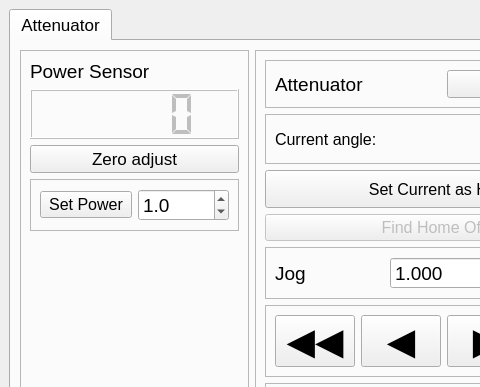
Above: software/RotatorControlApp.ui from OpenModHub/AutoQCLPower before the change; both pictures show x 0 to 480 and y 0 to 387 of the 653 by 540 pixel window. Below: the same form after it.
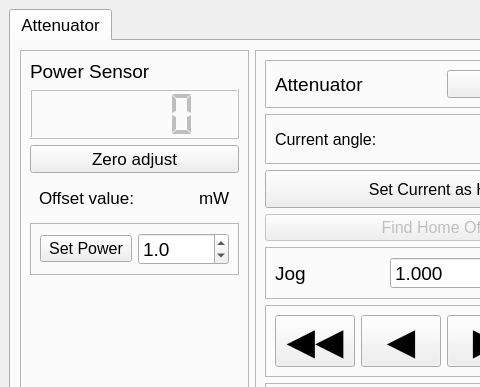
That is the form after the change.

Commit message: Store and display offset value

Patch:
```diff
--- a/software/RotatorControlApp.ui
+++ b/software/RotatorControlApp.ui
@@ -94,6 +94,39 @@
              </property>
             </widget>
            </item>
+           <item>
+            <widget class="QWidget" name="widget" native="true">
+             <layout class="QHBoxLayout" name="horizontalLayout_8">
+              <item>
+               <widget class="QLabel" name="offset_label">
+                <property name="text">
+                 <string>Offset value:</string>
+                </property>
+               </widget>
+              </item>
+              <item>
+               <spacer name="horizontalSpacer">
+                <property name="orientation">
+                 <enum>Qt::Horizontal</enum>
+                </property>
+                <property name="sizeHint" stdset="0">
+                 <size>
+                  <width>40</width>
+                  <height>20</height>
+                 </size>
+                </property>
+               </spacer>
+              </item>
+              <item>
+               <widget class="QLabel" name="offset_disp_label">
+                <property name="text">
+                 <string>mW</string>
+                </property>
+               </widget>
+              </item>
+             </layout>
+            </widget>
+           </item>
            <item>
             <widget class="QFrame" name="frame_7">
              <property name="frameShape">
```
The commit also changes 2 other files.
